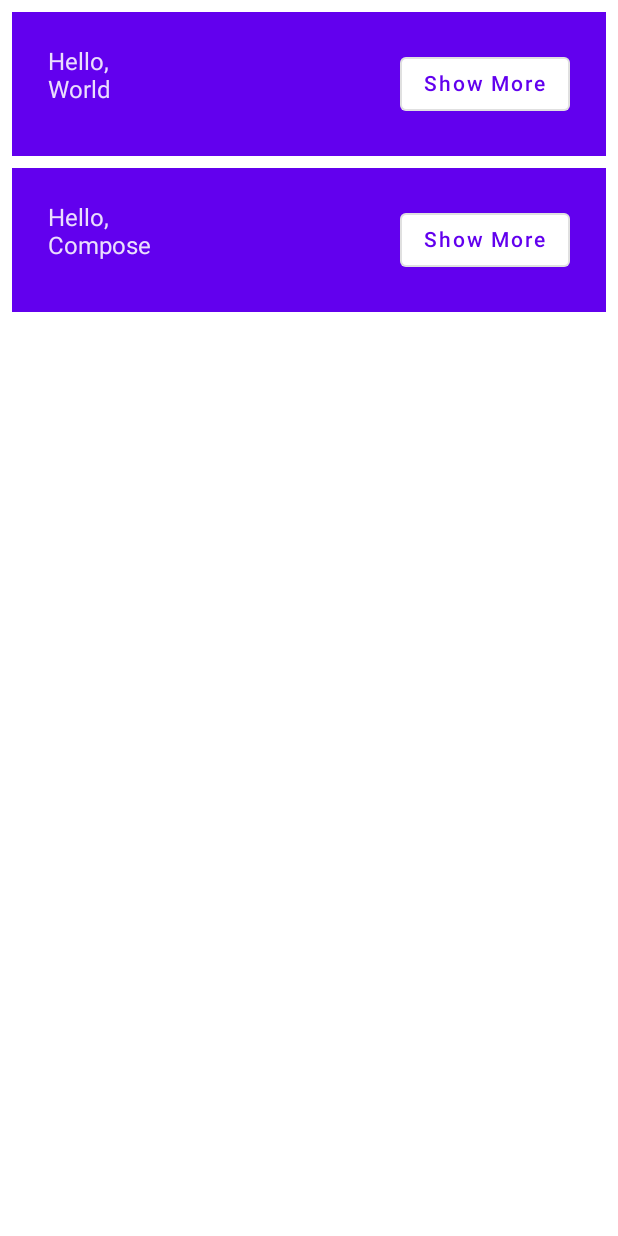
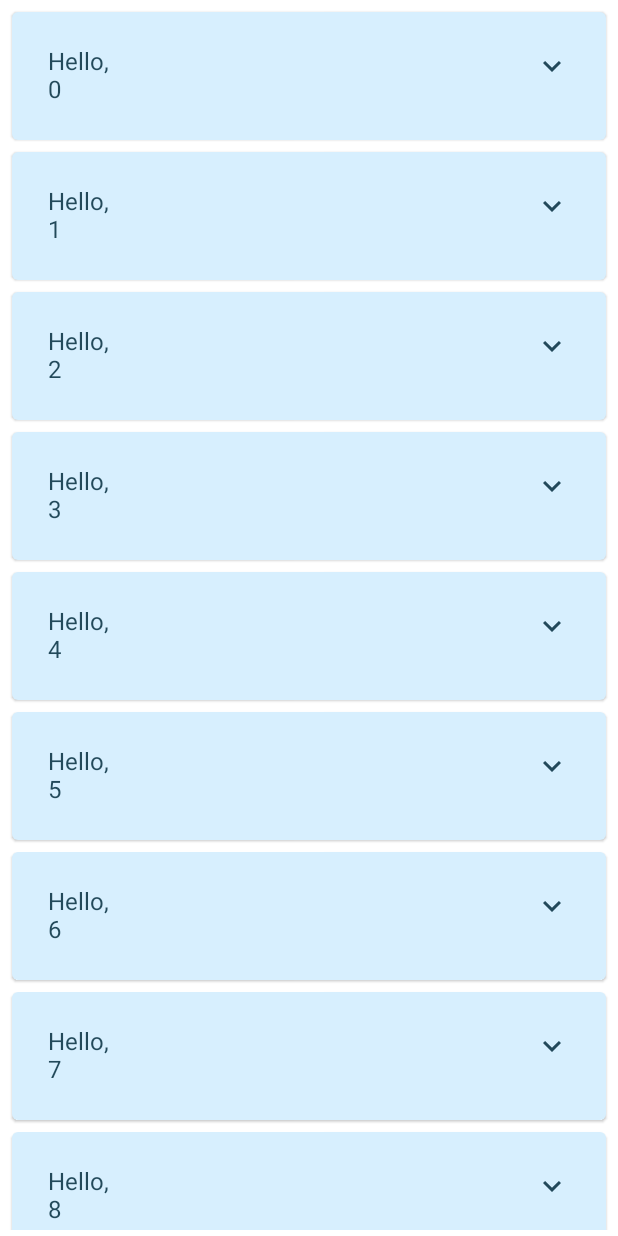
Before and after one commit to irfansefa/Compose-Tutorial, an Android app built with Jetpack Compose: the @Preview function DefaultPreview, on a phone screen of 412 x 824 dp. Run offline under Robolectric (Android 15) with nearby library versions, the phone set to English and light mode, and no system bars.

Commit message:
04 Compose Basics: finished codelab

```diff
--- a/app/build.gradle
+++ b/app/build.gradle
@@ -62,4 +62,5 @@ dependencies {
     androidTestImplementation 'androidx.test.espresso:espresso-core:3.3.0'
     androidTestImplementation "androidx.compose.ui:ui-test-junit4:$compose_version"
     debugImplementation "androidx.compose.ui:ui-tooling:$compose_version"
+    implementation "androidx.compose.material:material-icons-extended:$compose_version"
 }
--- a/app/src/main/java/com/moonstarit/composetutorial/JetpackComposeBasicsFour.kt
+++ b/app/src/main/java/com/moonstarit/composetutorial/JetpackComposeBasicsFour.kt
@@ -2,14 +2,38 @@ package com.moonstarit.composetutorial
 
 import android.content.Context
 import android.content.Intent
+import android.content.res.Configuration.UI_MODE_NIGHT_YES
 import android.os.Bundle
 import androidx.activity.ComponentActivity
 import androidx.activity.compose.setContent
-import androidx.compose.foundation.layout.*
-import androidx.compose.material.*
-import androidx.compose.runtime.*
+import androidx.compose.animation.animateContentSize
+import androidx.compose.animation.core.Spring
+import androidx.compose.animation.core.spring
+import androidx.compose.foundation.layout.Arrangement
+import androidx.compose.foundation.layout.Column
+import androidx.compose.foundation.layout.Row
+import androidx.compose.foundation.layout.fillMaxSize
+import androidx.compose.foundation.layout.padding
+import androidx.compose.foundation.lazy.LazyColumn
+import androidx.compose.foundation.lazy.items
+import androidx.compose.material.Button
+import androidx.compose.material.Card
+import androidx.compose.material.Icon
+import androidx.compose.material.IconButton
+import androidx.compose.material.MaterialTheme
+import androidx.compose.material.Surface
+import androidx.compose.material.Text
+import androidx.compose.material.icons.Icons
+import androidx.compose.material.icons.filled.ExpandLess
+import androidx.compose.material.icons.filled.ExpandMore
+import androidx.compose.runtime.Composable
+import androidx.compose.runtime.getValue
+import androidx.compose.runtime.mutableStateOf
+import androidx.compose.runtime.saveable.rememberSaveable
+import androidx.compose.runtime.setValue
 import androidx.compose.ui.Alignment
 import androidx.compose.ui.Modifier
+import androidx.compose.ui.res.stringResource
 import androidx.compose.ui.tooling.preview.Preview
 import androidx.compose.ui.unit.dp
 import com.moonstarit.composetutorial.ui.theme.ComposeTutorialTheme
@@ -33,7 +57,7 @@ class JetpackComposeBasicsFour : ComponentActivity() {
 
 @Composable
 fun MyApp() {
-    var shouldShowOnboarding by remember { mutableStateOf(true) }
+    var shouldShowOnboarding by rememberSaveable { mutableStateOf(true) }
 
     if (shouldShowOnboarding) {
         OnboardingScreen { shouldShowOnboarding = false }
@@ -43,9 +67,9 @@ fun MyApp() {
 }
 
 @Composable
-private fun Greetings(names: List<String> = listOf("World", "Compose")) {
-    Column(modifier = Modifier.padding(vertical = 4.dp)) {
-        for (name in names) {
+private fun Greetings(names: List<String> = List(1000) { "$it" }) {
+    LazyColumn(modifier = Modifier.padding(vertical = 4.dp)) {
+        items(items = names) { name ->
             Greeting(name = name)
         }
     }
@@ -53,27 +77,53 @@ private fun Greetings(names: List<String> = listOf("World", "Compose")) {
 
 @Composable
 fun Greeting(name: String) {
-    val expanded = remember { mutableStateOf(false) }
-    val extraPadding = if (expanded.value) 48.dp else 0.dp
-    Surface(
-        color = MaterialTheme.colors.primary,
+    Card(
+        backgroundColor = MaterialTheme.colors.primary,
         modifier = Modifier.padding(vertical = 4.dp, horizontal = 8.dp)
     ) {
+        CardContent(name)
+    }
+}
+
+@Composable
+private fun CardContent(name: String) {
+    var expanded by rememberSaveable { mutableStateOf(false) }
+
     Row(
-            modifier = Modifier.padding(24.dp)
+        modifier = Modifier
+            .padding(12.dp)
+            .animateContentSize(
+                animationSpec = spring(
+                    dampingRatio = Spring.DampingRatioMediumBouncy,
+                    stiffness = Spring.StiffnessLow
+                )
+            )
     ) {
         Column(
             modifier = Modifier
                 .weight(1f)
-                    .padding(bottom = extraPadding)
+                .padding(12.dp)
         ) {
             Text(text = "Hello,")
-                Text(text = name)
+            Text(
+                text = name,
+                style = if (expanded) MaterialTheme.typography.h4 else MaterialTheme.typography.body1
+            )
+            if (expanded) {
+                Text(text = stringResource(R.string.lorem_ipsum))
             }
-            OutlinedButton(
-                onClick = { expanded.value = !expanded.value }
-            ) {
-                Text(text = if (expanded.value) "Show Less" else "Show More")
+        }
+        IconButton(onClick = { expanded = !expanded }) {
+            if (expanded) {
+                Icon(
+                    imageVector = Icons.Filled.ExpandLess,
+                    contentDescription = stringResource(R.string.show_less)
+                )
+            } else {
+                Icon(
+                    imageVector = Icons.Filled.ExpandMore,
+                    contentDescription = stringResource(R.string.show_more)
+                )
             }
         }
     }
@@ -113,3 +163,17 @@ fun DefaultPreview() {
         Greetings()
     }
 }
+
+@Preview(
+    showBackground = true,
+    widthDp = 320,
+    uiMode = UI_MODE_NIGHT_YES,
+    name = "DefaultPreviewDark"
+)
+@Preview(showBackground = true, widthDp = 320)
+@Composable
+fun DefaultPreview2() {
+    ComposeTutorialTheme {
+        Greetings()
+    }
+}
--- a/app/src/main/res/values/strings.xml
+++ b/app/src/main/res/values/strings.xml
@@ -1,3 +1,6 @@
 <resources>
     <string name="app_name">ComposeTutorial</string>
+    <string name="show_less">Show less</string>
+    <string name="show_more">Show more</string>
+    <string name="lorem_ipsum">Lorem ipsum dolor sit amet, consetetur sadipscing elitr, sed diam nonumy eirmod tempor invidunt ut labore et dolore magna aliquyam erat, sed diam voluptua. At vero eos et accusam et justo duo dolores et ea rebum. Stet clita kasd gubergren, no sea takimata sanctus est Lorem ipsum dolor sit amet. </string>
 </resources>
```
Also changed, not shown: app/src/main/java/com/moonstarit/composetutorial/ui/theme/Color.kt (+4 -4 lines), app/src/main/java/com/moonstarit/composetutorial/ui/theme/Theme.kt (+17 -20 lines). Lines whose indentation alone changed are shown as unchanged.
